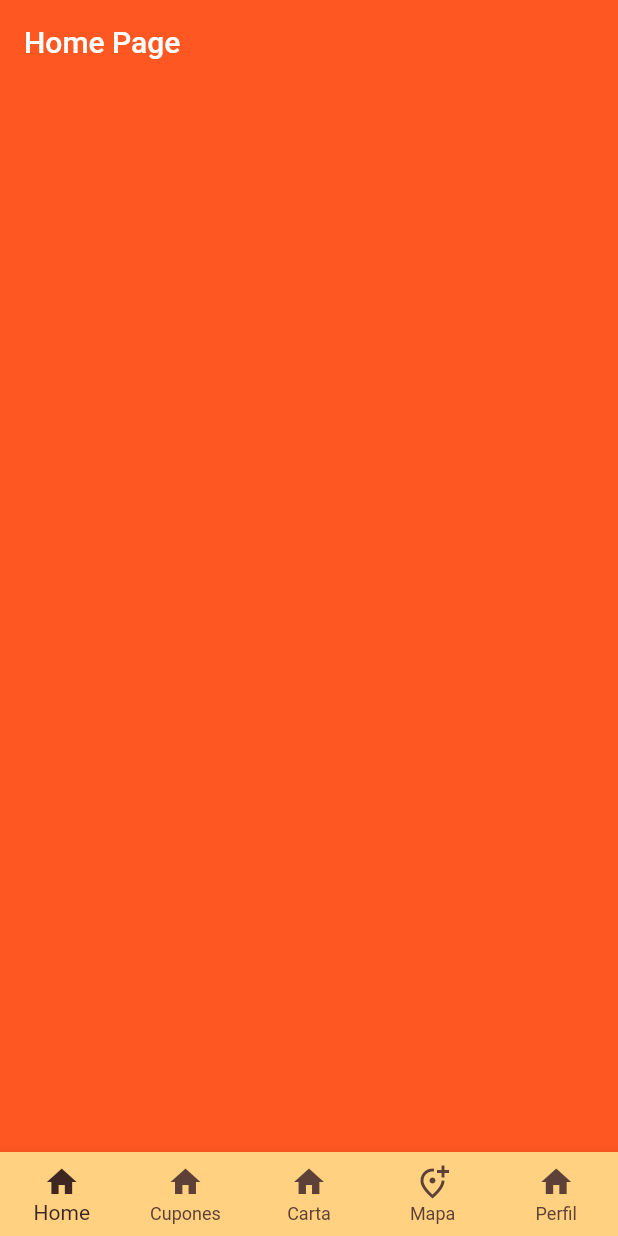
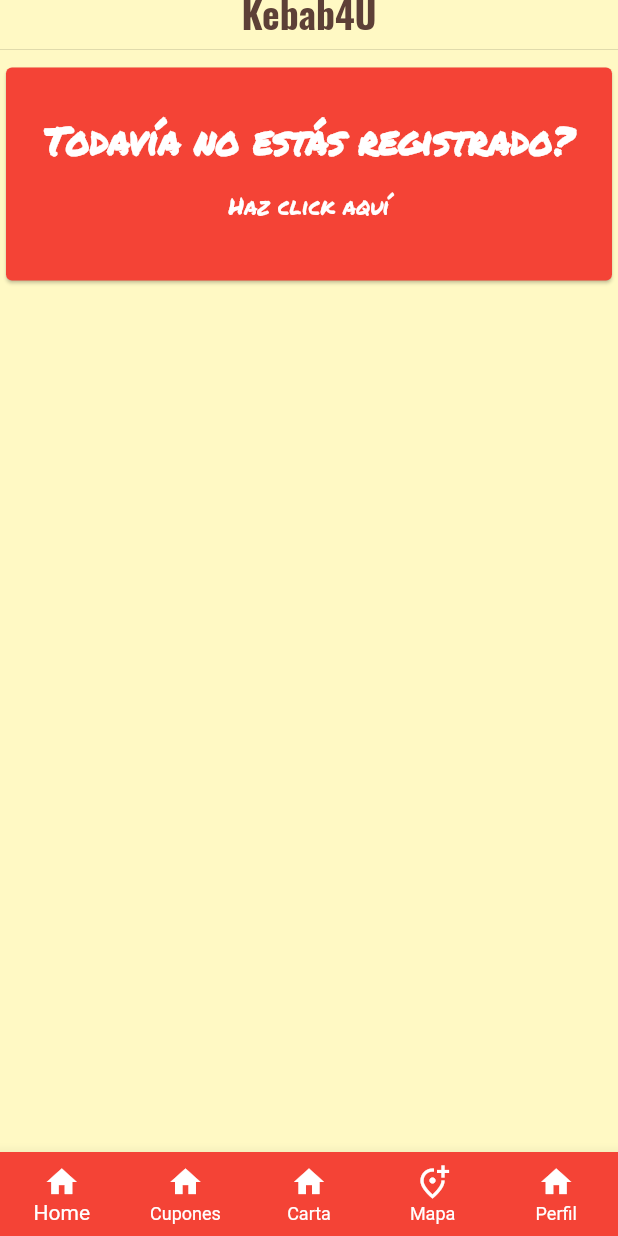
Before and after one commit to AlejoPinto01/AppLibre, a Flutter app: the screen it shows after launch, on a phone screen of 412 x 824 dp. Run offline on Flutter 3.47's test engine with Material 2 defaults, Android fonts, the phone set to English and light mode, and no system bars; our stand-ins replace google_fonts.

```diff
--- a/lib/src/pages/home.dart
+++ b/lib/src/pages/home.dart
@@ -1,7 +1,12 @@
-// ignore_for_file: prefer_const_constructors
-
+// ignore_for_file: prefer_const_constructors, prefer_const_literals_to_create_immutables
+import 'package:applibre/src/pages/profile.dart';
+import 'package:google_fonts/google_fonts.dart';
 import 'package:applibre/src/util/bottomBar.dart';
 import 'package:flutter/material.dart';
+
+import 'cupons.dart';
+import 'maps.dart';
+import 'menu.dart';
 
 class HomePage extends StatefulWidget {
   HomePage({Key? key}) : super(key: key);
@@ -11,13 +16,98 @@ class HomePage extends StatefulWidget {
 }
 
 class _HomePageState extends State<HomePage> {
+  int _changePage = 0;
 
   @override
   Widget build(BuildContext context) {
+    switch(_changePage) {
+      case 0: return generatePage();
+      case 1: return CuponsPage();
+      case 2: return MenuPage();
+      case 3: return MapsPage();
+      case 4: return ProfilePage();
+    }
     return generatePage();
   }
 
   Widget generatePage() {
-    return Container(child: AppBar(title: Text('Home Page'), backgroundColor: Colors.deepOrange,),);
+    return Container(
+      color: Colors.yellow[100],
+      child: ListView(
+        children: [
+          generarCabecera(),
+          Divider(),
+          generarTarjetaPerfil(),
+        ],
+      ),
+    );
+  }
+
+  Widget generarCabecera() { //Mejor una imagen con un logo
+    return Center(
+      child: Text(
+        'Kebab4U',
+        style: GoogleFonts.oswald(
+          textStyle: TextStyle(
+            color: Colors.brown[700],
+            fontSize: 25,
+            height: 1.0,
+            fontWeight: FontWeight.bold,
+          ),
+        ),
+      ),
+    );
+  }
+
+  Widget generarTarjetaPerfil() {
+    return Container(
+      child: Card(
+        child: InkWell(
+          splashColor: Colors.green[700],
+          onTap: () {
+            setState(() {
+              _changePage = 4;
+            });
+          },
+          child: SizedBox(
+            width: 300,
+            height: 100,
+            child: Center(
+              child: ListView(
+              children:
+              [ Center(
+                child: Text(
+                    'Todavía no estás registrado?',
+                    style: GoogleFonts.permanentMarker(
+                        textStyle: TextStyle(
+                        color: Colors.white,
+                        fontSize: 25,
+                        height: 3.0,
+                        fontWeight: FontWeight.bold,
+                    )),
+                  ),
+              ),
+                Center(
+                  child: Text(
+                    'Haz click aquí',
+                    style: GoogleFonts.permanentMarker(
+                        textStyle: TextStyle(
+                      color: Colors.white,
+                      fontSize: 15,
+                      height: 2.0
+                    )),
+                  ),
+                )
+              ]),
+            ),
+          ),
+        ),
+        color: Colors.red,
+      ),
+      decoration: BoxDecoration(
+        borderRadius: BorderRadius.circular(40.0),
+      ),
+      height: 150,
+    );
   }
 }
--- a/lib/src/util/bottomBar.dart
+++ b/lib/src/util/bottomBar.dart
@@ -4,7 +4,6 @@ import 'package:applibre/src/pages/home.dart';
 import 'package:applibre/src/pages/maps.dart';
 import 'package:applibre/src/pages/menu.dart';
 import 'package:applibre/src/pages/profile.dart';
-import 'package:applibre/src/routes/routes.dart';
 import 'package:flutter/material.dart';
 
 class BottomBar extends StatefulWidget {
@@ -16,7 +15,6 @@ class BottomBar extends StatefulWidget {
 
 class _BottomBarState extends State<BottomBar> {
   int _selectedIndex = 0;
-    static const TextStyle optionStyle = TextStyle(fontSize: 30, fontWeight: FontWeight.bold);
   List<Widget> _widgetOptions = <Widget>[
     HomePage(),
     CuponsPage(),
@@ -25,11 +23,12 @@ class _BottomBarState extends State<BottomBar> {
     ProfilePage()
   ];
 
-  void _onItemTapped(int index) {
+  void onItemTapped(int index) {
     setState(() {
       _selectedIndex = index;
     });
   }
+
   @override
   Widget build(BuildContext context) {
     return Scaffold(
@@ -58,11 +57,11 @@ class _BottomBarState extends State<BottomBar> {
           ),
         ],
         currentIndex: _selectedIndex,
-        selectedItemColor: Colors.brown[900],
-        unselectedItemColor: Colors.brown[700],
-        onTap: _onItemTapped,
+        selectedItemColor: Colors.white,
+        unselectedItemColor: Colors.white,
+        onTap: onItemTapped,
         type: BottomNavigationBarType.fixed,
-        backgroundColor: Colors.orangeAccent[100],
+        backgroundColor: Colors.red,
       ),
     );
   }
--- a/pubspec.yaml
+++ b/pubspec.yaml
@@ -34,6 +34,7 @@ dependencies:
   # The following adds the Cupertino Icons font to your application.
   # Use with the CupertinoIcons class for iOS style icons.
   cupertino_icons: ^1.0.2
+  google_fonts: ^2.2.0
 
 dev_dependencies:
   flutter_test:
```
Also changed, not shown: pubspec.lock. Lines whose indentation alone changed are shown as unchanged.
